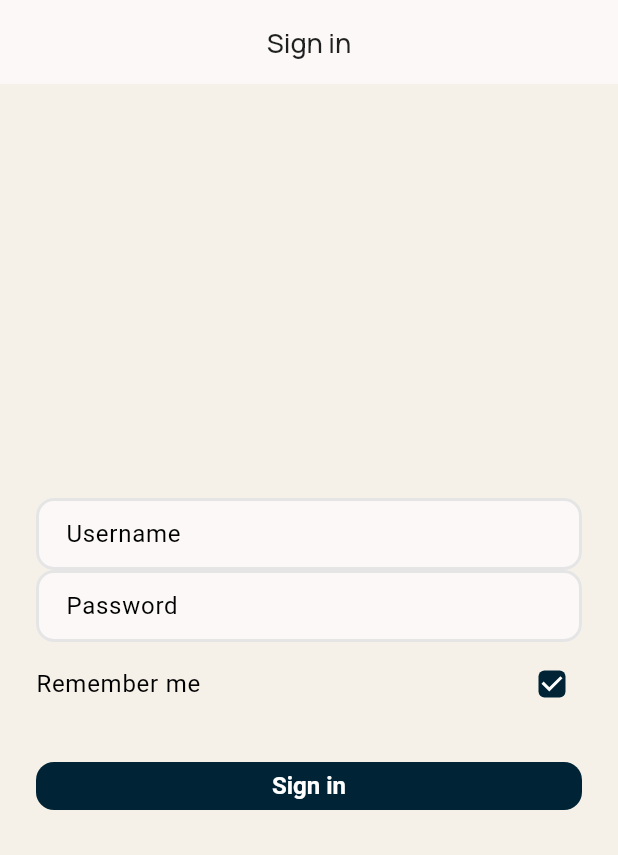
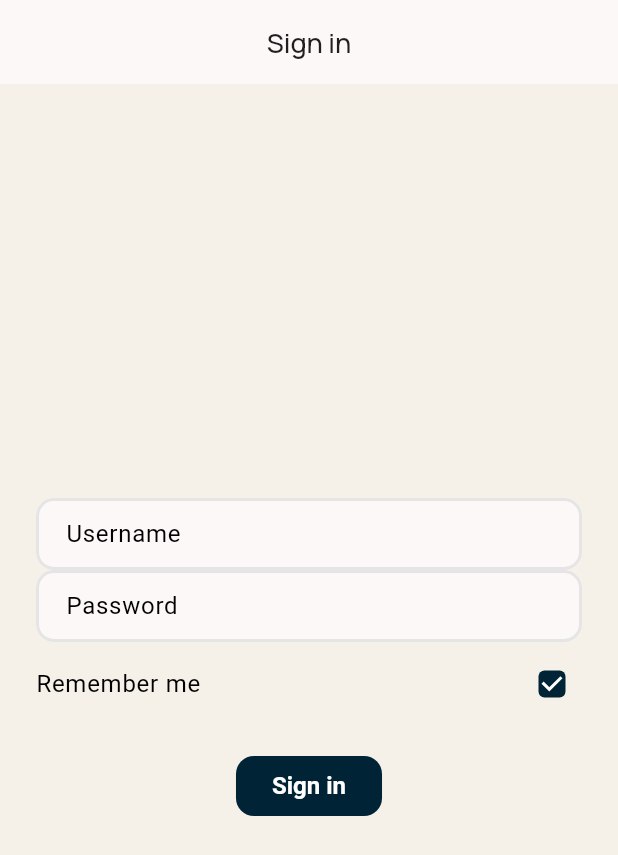
Before and after one commit to nazmulHasanRijvee/Flutter-App-Template, a Flutter app: the screen it shows after launch, after a tap on "Start Your Journey", on a phone screen of 412 x 824 dp. Shown: the top 855 px of the screen. Run offline on Flutter 3.47's test engine with Material 3 defaults, Android fonts, the phone set to English and light mode, and no system bars; our stand-ins replace cached_network_image, cupertino_ui, custom_refresh_indicator, dio, dropdown_button2, flutter_animate and 12 more; generated files the repository leaves out were written again.

Commit message:
fix: - fixed the constants in core and made it enum pattern - fixed double.infinity in button_style.dart which may cause errors in browser

```diff
--- a/lib/src/core/const/image.dart
+++ /dev/null
@@ -1,3 +0,0 @@
-class AppImage {
-  static const profileImage = 'asstes/profile_image';
-}
--- a/lib/src/presentation/core/theme/src/part/button_theme_data.dart
+++ b/lib/src/presentation/core/theme/src/part/button_theme_data.dart
@@ -16,7 +16,7 @@ class _FilledButtonLightThemeData with ThemeExtensions {
           EdgeInsets.symmetric(horizontal: dimensions.spacing.xl),
         ),
         minimumSize: WidgetStateProperty.all(
-          Size(double.infinity, dimensions.spacing.xxl),
+          Size(dimensions.sizes.xl, dimensions.sizes.md2),
         ),
         textStyle: WidgetStateProperty.all(
           const TextStyle(fontSize: 16, fontWeight: FontWeight.w600),
@@ -43,7 +43,7 @@ class _FilledButtonDarkThemeData with ThemeExtensions {
           EdgeInsets.symmetric(horizontal: dimensions.spacing.xl),
         ),
         minimumSize: WidgetStateProperty.all(
-          Size(double.infinity, dimensions.spacing.xxl),
+          Size(dimensions.sizes.xl, dimensions.sizes.md2),
         ),
         textStyle: WidgetStateProperty.all(
           const TextStyle(fontSize: 16, fontWeight: FontWeight.w600),
@@ -74,7 +74,7 @@ class _ElevatedButtonLightThemeData with ThemeExtensions {
           EdgeInsets.symmetric(horizontal: dimensions.spacing.xl),
         ),
         minimumSize: WidgetStateProperty.all(
-          Size(double.infinity, dimensions.spacing.xxl),
+          Size(dimensions.sizes.xl, dimensions.sizes.md2),
         ),
         textStyle: WidgetStateProperty.all(
           const TextStyle(fontSize: 16, fontWeight: FontWeight.w600),
@@ -102,7 +102,7 @@ class _ElevatedButtonDarkThemeData with ThemeExtensions {
           EdgeInsets.symmetric(horizontal: dimensions.spacing.xl),
         ),
         minimumSize: WidgetStateProperty.all(
-          Size(double.infinity, dimensions.spacing.xxl),
+          Size(dimensions.sizes.xl, dimensions.sizes.md2),
         ),
         textStyle: WidgetStateProperty.all(
           const TextStyle(fontSize: 16, fontWeight: FontWeight.w600),
```
Also changed, not shown: lib/src/core/constants/app_strings.dart (added, +8 -0 lines).
